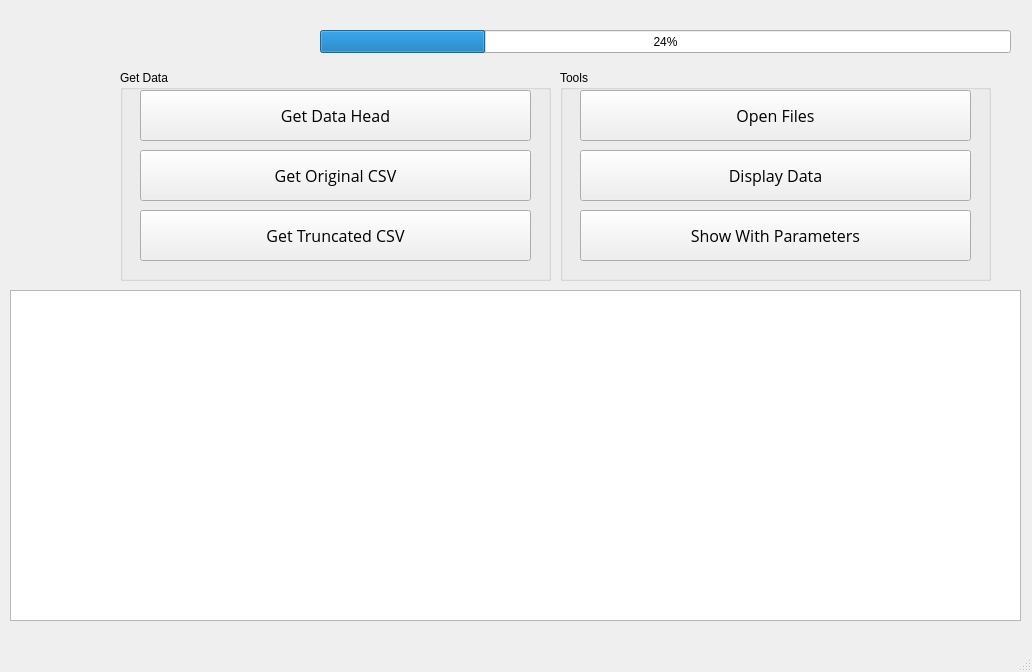
Old version of the form SamRocketv2/SamRocketGUI.ui in the repository UmidBaz/SamRocket.
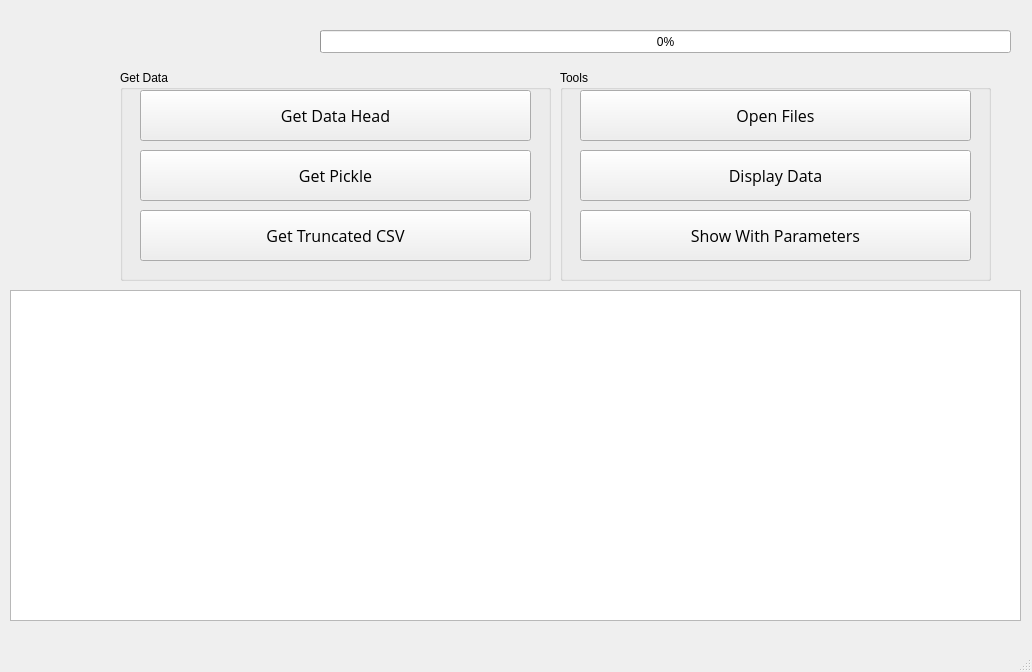
New version of the form. Icons and pictures are not drawn.

Diff of the .ui file:
```diff
--- a/SamRocketv2/SamRocketGUI.ui
+++ b/SamRocketv2/SamRocketGUI.ui
@@ -55,7 +55,7 @@
      </rect>
     </property>
     <property name="value">
-     <number>24</number>
+     <number>0</number>
     </property>
    </widget>
    <widget class="QTableWidget" name="tableWidget">
@@ -115,7 +115,7 @@
       </font>
      </property>
      <property name="text">
-      <string>Get Original CSV</string>
+      <string>Get Pickle</string>
      </property>
     </widget>
     <widget class="QPushButton" name="getTruncated">
```
